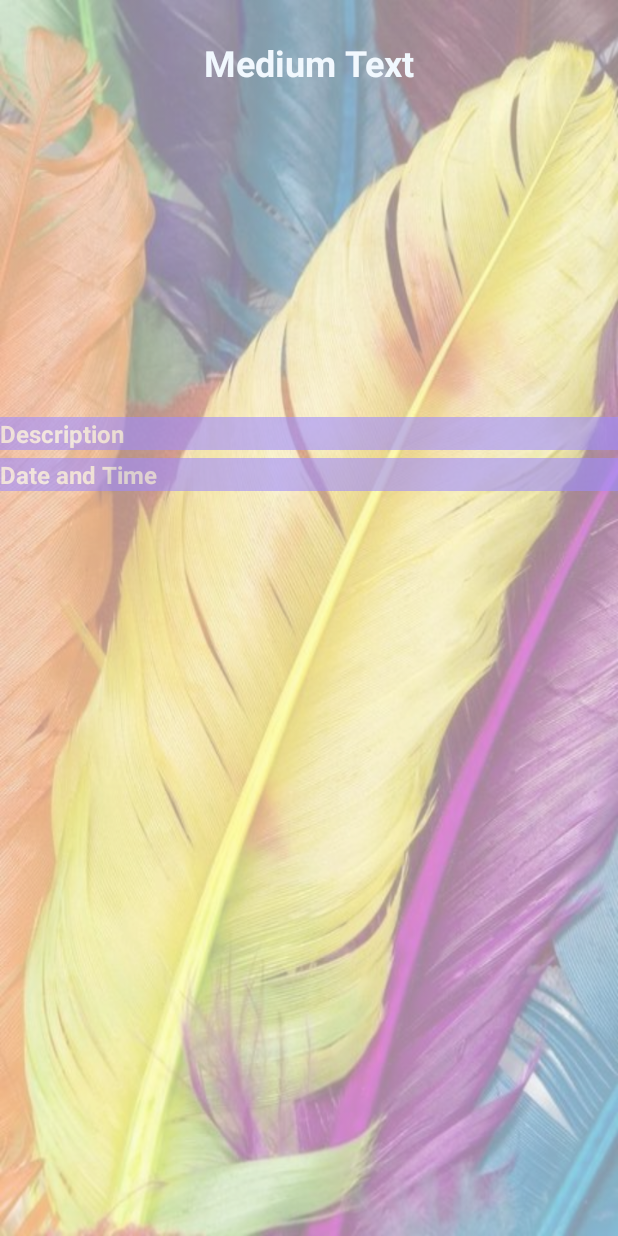
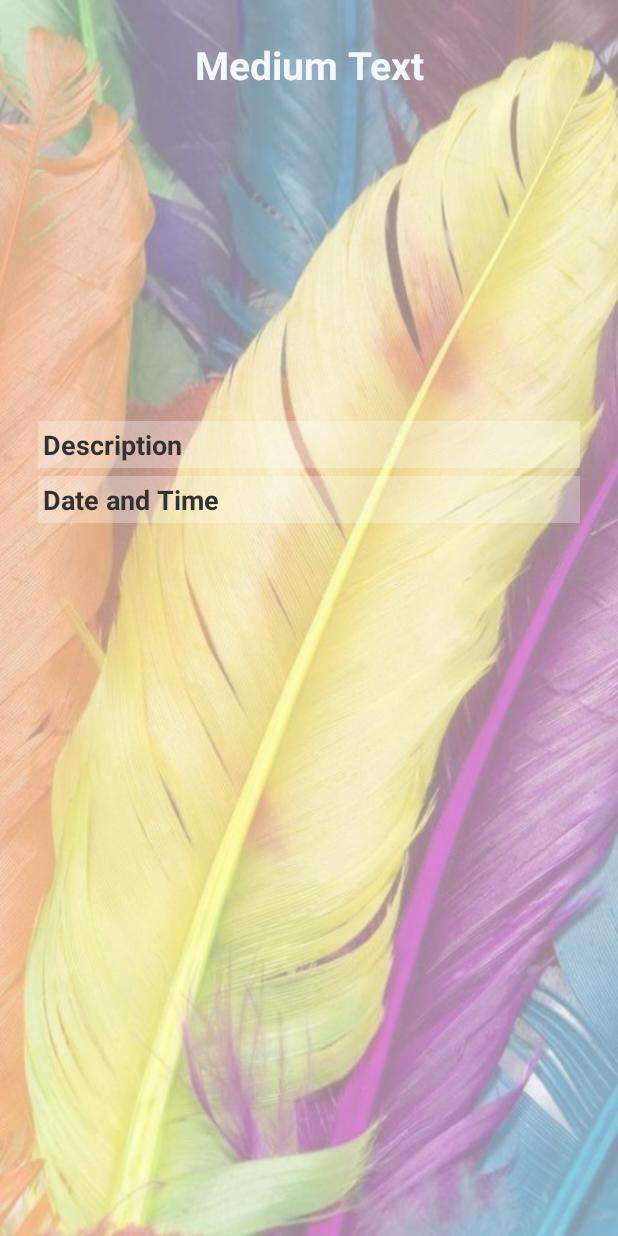
Before and after one commit to Coolest101Group/UCSDBulletinBoard, an Android app: the layout evinfo.xml on its own in the app's theme, with its tools: preview values and no code run, on a phone screen of 412 x 824 dp. Run offline under Robolectric (Android 15) with nearby library versions, the phone set to English and light mode, and no system bars.

Commit message:
Modified the UI of create event page

```diff
--- a/app/src/main/res/layout/evinfo.xml
+++ b/app/src/main/res/layout/evinfo.xml
@@ -10,7 +10,7 @@
         android:layout_height="wrap_content"
         android:textAppearance="?android:attr/textAppearanceMedium"
         android:text="Medium Text"
-        android:textSize="24dp"
+        android:textSize="26dp"
         android:textStyle="bold"
         android:id="@+id/eventTitleInFragment"
         android:textColor="@color/text_large_color"
@@ -32,11 +32,13 @@
         android:layout_width="wrap_content"
         android:layout_height="wrap_content"
         android:text="Description"
-        android:textColor="@color/text_large_color"
+        android:textColor="#000000"
         android:textStyle="bold"
-        android:background="@color/event_color"
-        android:alpha=".6"
-        android:textSize="16dp"
+        android:background="#4DFFFFFF"
+        android:padding="3dp"
+        android:layout_marginStart="25dp"
+        android:layout_marginEnd="25dp"
+        android:textSize="18dp"
         android:id="@+id/eventDescriptionInFragment"
         android:layout_below="@+id/eventImageInFragment"
         android:layout_alignParentLeft="true"
@@ -49,15 +51,16 @@
         android:layout_width="wrap_content"
         android:layout_height="wrap_content"
         android:text="Date and Time"
-        android:textColor="@color/text_large_color"
-
+        android:textColor="#000000"
         android:textStyle="bold"
-        android:background="@color/event_color"
-        android:alpha=".6"
-        android:textSize="16dp"
+        android:background="#4DFFFFFF"
+        android:textSize="18dp"
+        android:padding="3dp"
         android:id="@+id/eventTimeInFragment"
         android:layout_below="@+id/eventDescriptionInFragment"
         android:layout_marginTop="5dp"
+        android:layout_marginStart="25dp"
+        android:layout_marginEnd="25dp"
         android:layout_alignParentLeft="true"
         android:layout_alignParentStart="true"
         android:layout_alignParentRight="true"
```
